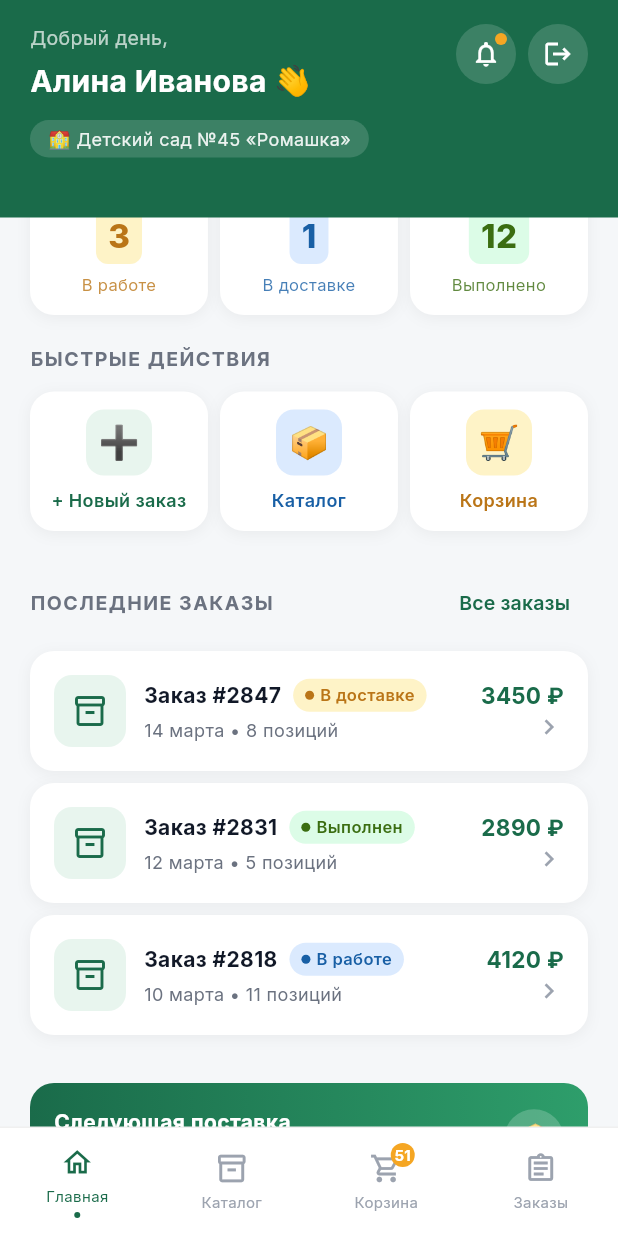
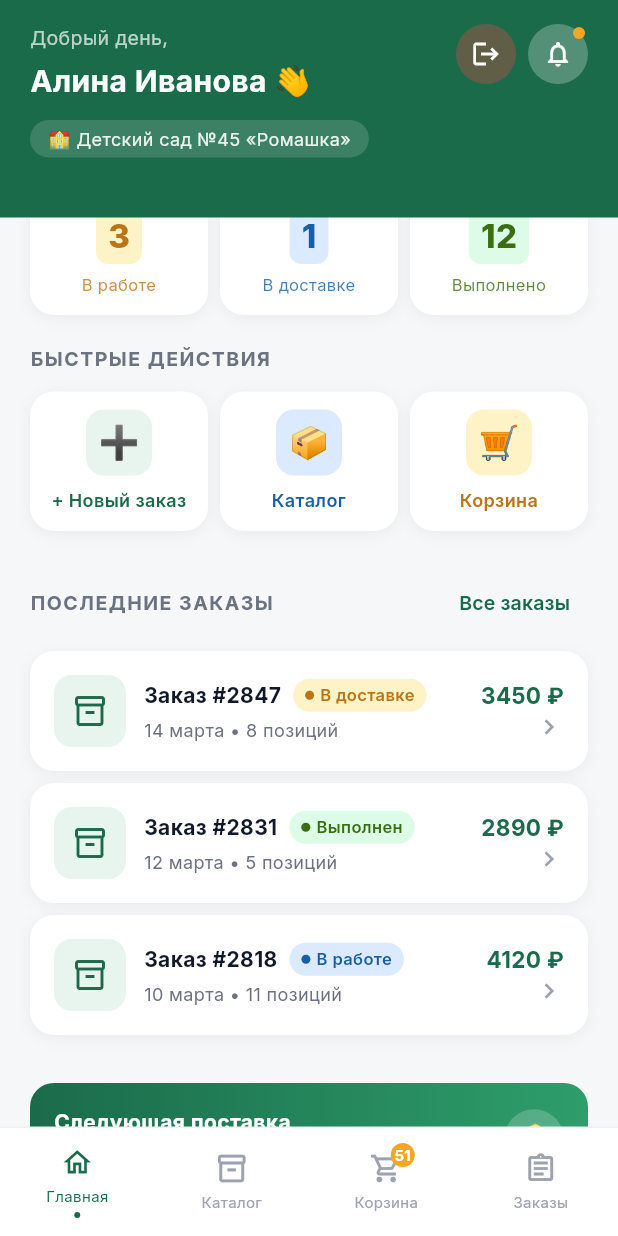
Before and after one commit to Samarkhan-Shyngys/final_project_flutter, a Flutter app: the ManagerHomeScreen screen opened by its route, on a phone screen of 412 x 824 dp. Run offline on Flutter 3.47's test engine with Material 3 defaults, Android fonts, the phone set to English and light mode, and no system bars; our stand-ins replace fl_chart, go_router, google_fonts, hive_flutter, shared_preferences; accounts and stored records are empty.

Commit message:
fix(ui): make logout button visible (red tint) and fix button row layout

```diff
--- a/lib/presentation/screens/manager/manager_home_screen.dart
+++ b/lib/presentation/screens/manager/manager_home_screen.dart
@@ -76,21 +76,36 @@ class ManagerHomeScreen extends StatelessWidget {
             ),
           ),
           Row(
+            mainAxisSize: MainAxisSize.min,
             children: [
+              GestureDetector(
+                onTap: () => context.read<AuthProvider>().logout(),
+                child: Container(
+                  width: 40,
+                  height: 40,
+                  decoration: const BoxDecoration(
+                    color: Color(0x55EF4444),
+                    shape: BoxShape.circle,
+                  ),
+                  child: const Icon(Icons.logout, color: Colors.white, size: 20), // ignore: prefer_const_constructors
+                ),
+              ),
+              const SizedBox(width: 8),
               Stack(
+                clipBehavior: Clip.none,
                 children: [
                   Container(
                     width: 40,
                     height: 40,
                     decoration: BoxDecoration(
-                      color: Colors.white.withValues(alpha: 0.15),
+                      color: Colors.white.withValues(alpha: 0.25),
                       shape: BoxShape.circle,
                     ),
                     child: const Icon(Icons.notifications_outlined, color: Colors.white, size: 20),
                   ),
                   Positioned(
-                    top: 6,
-                    right: 6,
+                    top: 2,
+                    right: 2,
                     child: Container(
                       width: 8,
                       height: 8,
@@ -101,19 +116,6 @@ class ManagerHomeScreen extends StatelessWidget {
                     ),
                   ),
                 ],
-              ),
-              const SizedBox(width: 8),
-              GestureDetector(
-                onTap: () => context.read<AuthProvider>().logout(),
-                child: Container(
-                  width: 40,
-                  height: 40,
-                  decoration: BoxDecoration(
-                    color: Colors.white.withValues(alpha: 0.15),
-                    shape: BoxShape.circle,
-                  ),
-                  child: const Icon(Icons.logout, color: Colors.white, size: 20),
-                ),
               ),
             ],
           ),
```
Also changed, not shown: lib/presentation/screens/admin/admin_dashboard_screen.dart (+11 -10 lines).
